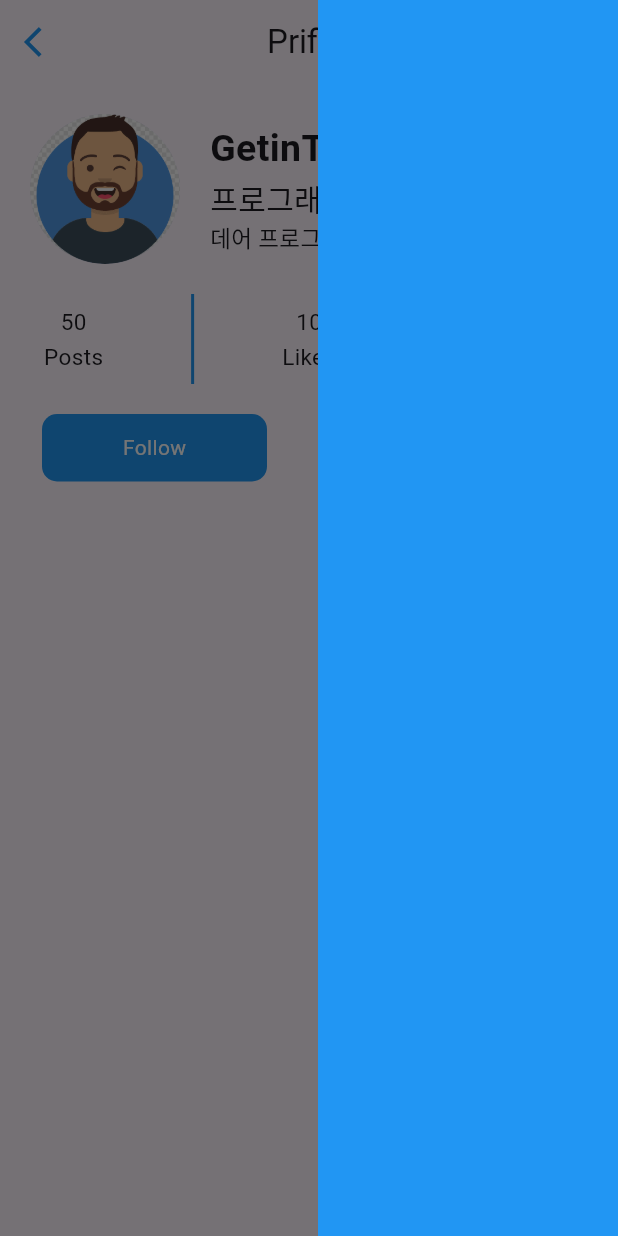
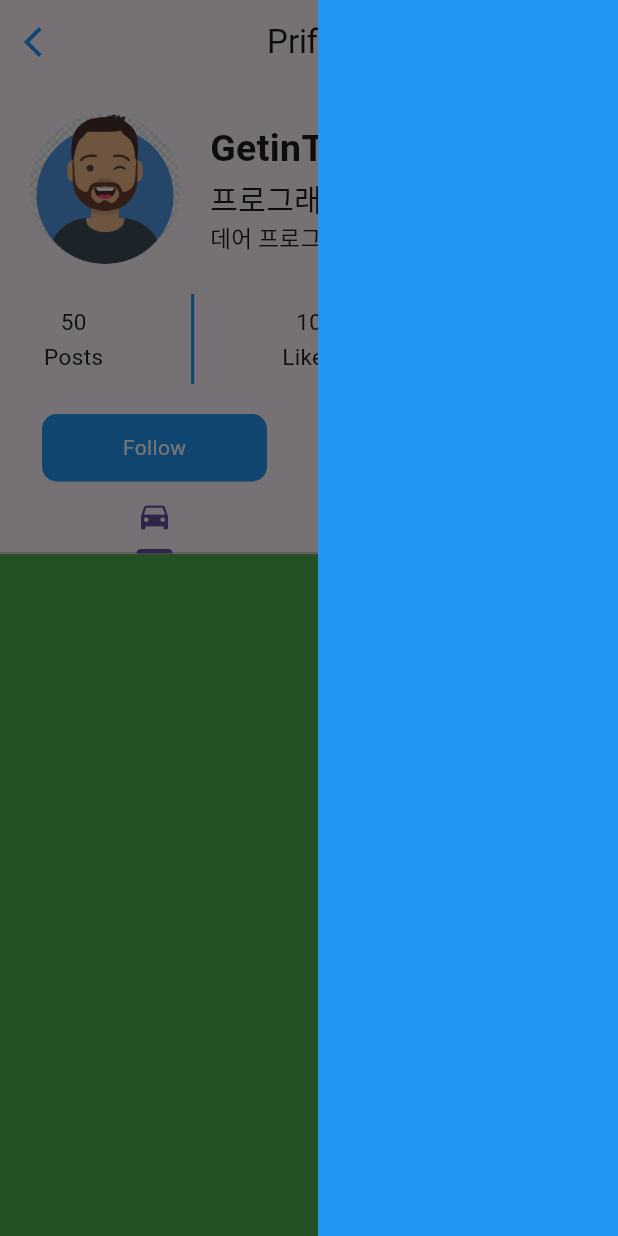
Before and after one commit to hyeji111544/flutter-app, a Flutter app: the screen it shows after launch, after a tap on the "menu" icon, on a phone screen of 412 x 824 dp. Run offline on Flutter 3.47's test engine with Material 3 defaults, Android fonts, the light colour scheme and no system bars.

Commit message:
탭바 완료

```diff
--- a/profileapp/lib/components/profile_tab.dart
+++ b/profileapp/lib/components/profile_tab.dart
@@ -1,20 +1,46 @@
 import 'package:flutter/material.dart';
+
 class ProfileTab extends StatefulWidget {
   @override
-  State<ProfileTab> createState() => _ProfileTabState();
+  _ProfileTabState createState()  => _ProfileTabState();
 }
 
-class _ProfileTabState extends State<ProfileTab> {
+class _ProfileTabState extends State<ProfileTab> with SingleTickerProviderStateMixin{
+  TabController? _tabController;
+
+  @override
+  void initState() {
+    super.initState();
+    _tabController = new TabController(length: 2, vsync: this);
+  }
+
   @override
   Widget build(BuildContext context) {
     return Column(
       children: [
         _buildTabBar(),
-        _buildTabView(),
+        Expanded(child: _buildTabBarView()),
+      ],
+    );
+  }
+
+  Widget _buildTabBar(){
+    return TabBar(
+      controller: _tabController,
+      tabs: [
+        Tab(icon: Icon(Icons.directions_car)),
+        Tab(icon: Icon(Icons.directions_transit)),
+      ],
+    );
+  }
+
+  Widget _buildTabBarView(){
+    return TabBarView(
+      controller: _tabController,
+      children: [
+        Container(color: Colors.green),
+        Container(color: Colors.red),
       ],
     );
   }
 }
-
-Widget _buildTabBar(){return SizedBox();}
-Widget _buildTabView(){return SizedBox();}
```
